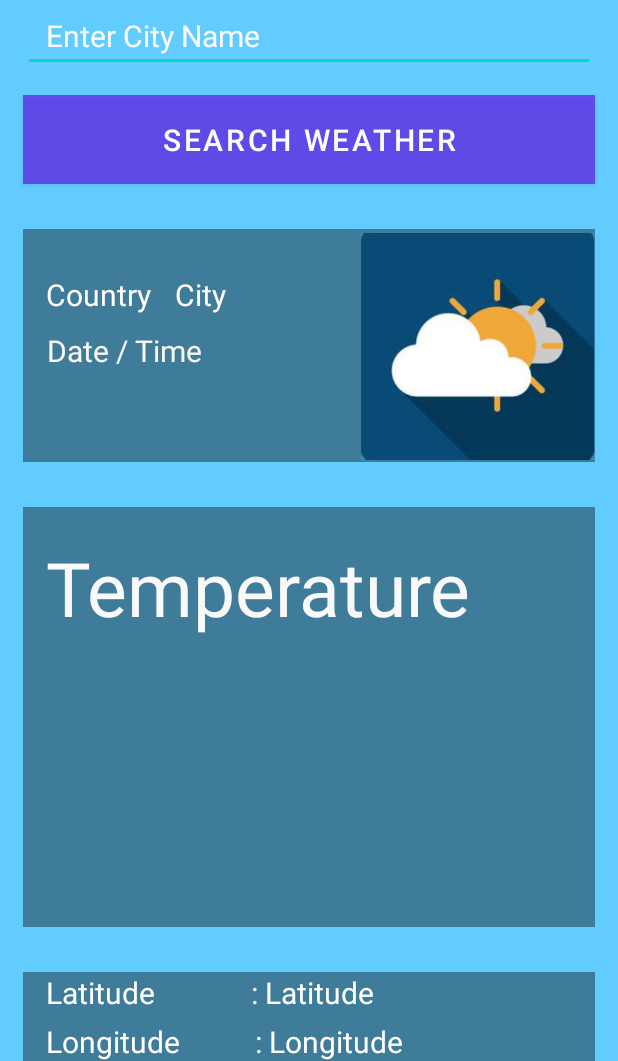
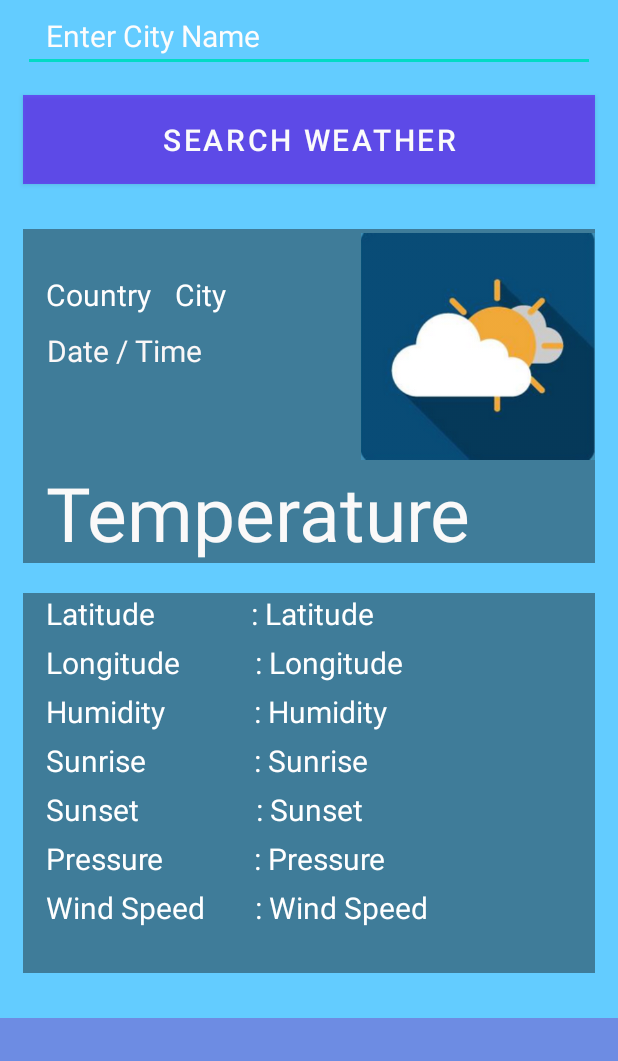
Before and after one commit to Hitchnt/It3048c, an Android app: the screen it shows after launch (MainActivity), on a phone screen of 412 x 824 dp, the part 175-1236 px from its top. Run offline under Robolectric (Android 15) with nearby library versions, the phone set to English and light mode, and no system bars.

Commit message:
change layout margin

```diff
--- a/app/src/main/res/layout/main_fragment.xml
+++ b/app/src/main/res/layout/main_fragment.xml
@@ -117,7 +117,7 @@
             android:layout_height="wrap_content"
             android:layout_marginStart="15dp"
             android:layout_marginLeft="15dp"
-            android:layout_marginTop="30dp"
+            android:layout_marginTop="20dp"
             android:layout_marginEnd="15dp"
             android:layout_marginRight="15dp"
             android:layout_marginBottom="30dp"
@@ -304,10 +304,10 @@
         <androidx.constraintlayout.widget.ConstraintLayout
             android:id="@+id/constraintLayout2"
             android:layout_width="match_parent"
-            android:layout_height="280dp"
+            android:layout_height="wrap_content"
             android:layout_marginStart="15dp"
             android:layout_marginLeft="15dp"
-            android:layout_marginTop="30dp"
+            android:layout_marginTop="0dp"
             android:layout_marginEnd="15dp"
             android:layout_marginRight="15dp"
             android:background="#6B0C0C0C"
@@ -321,7 +321,7 @@
                 android:layout_height="wrap_content"
                 android:layout_marginStart="15dp"
                 android:layout_marginLeft="15dp"
-                android:layout_marginTop="20dp"
+                android:layout_marginTop="0dp"
                 android:layout_marginEnd="15dp"
                 android:layout_marginRight="15dp"
                 android:text="@string/temperature"
```
